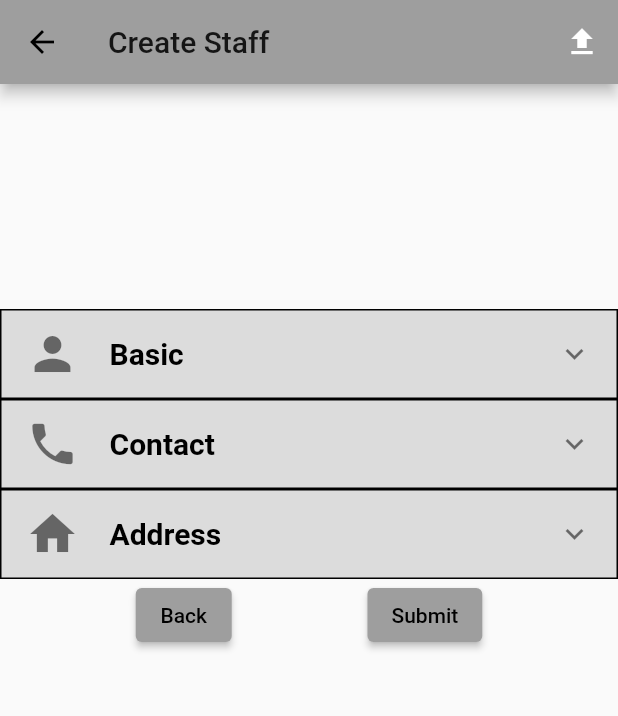
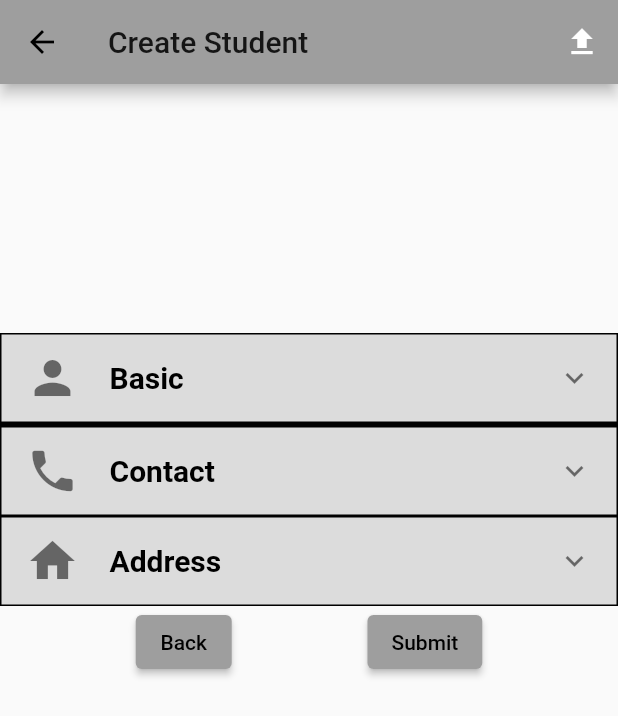
Before and after one commit to sahana-drusti/master, a Flutter app: the CreateStaff screen opened directly, after a tap on "Submit", on a phone screen of 412 x 824 dp. Shown: the top 716 px of the screen. Run offline on Flutter 3.47's test engine with Material 2 defaults, Android fonts, the phone set to English and light mode, and no system bars; our stand-ins replace email_validator, shared_preferences; accounts and stored records are empty; network calls fail.

Commit message:
APPDRUSTI-22

```diff
--- a/lib/CreateStaff.dart
+++ b/lib/CreateStaff.dart
@@ -1,7 +1,10 @@
+import 'dart:convert';
+
+import 'package:flutter/cupertino.dart';
 import 'package:flutter/material.dart';
-import 'package:flutter/cupertino.dart';
 import 'package:email_validator/email_validator.dart';
-import 'package:table_calendar/table_calendar.dart';
+import 'package:http/http.dart' as http;
+import 'package:shared_preferences/shared_preferences.dart';
 
 class CreateStaff extends StatefulWidget {
   @override
@@ -11,13 +14,24 @@ class CreateStaff extends StatefulWidget {
 class CreateStaffState extends State<CreateStaff> {
   final _formKey = GlobalKey<FormState>();
   final _formKey1 = GlobalKey<FormState>();
+  TextEditingController regNumberCtrlr = TextEditingController();
+  TextEditingController firstNameCtrlr = TextEditingController();
+  TextEditingController middleNameCtrlr = TextEditingController();
+  TextEditingController classNameCtrlr = TextEditingController();
+  TextEditingController fatherNameCtrlr = TextEditingController();
+  TextEditingController fOccupationCtrlr = TextEditingController();
+  TextEditingController mOccupationCtrlr = TextEditingController();
+  TextEditingController motherNameCtrlr = TextEditingController();
+  TextEditingController phone1Ctrlr = TextEditingController();
+  TextEditingController phone2Ctrlr = TextEditingController();
+  TextEditingController email1Ctrlr = TextEditingController();
+  TextEditingController email2Ctrlr = TextEditingController();
+  String gender = "Male";
+
   int val = 1;
   bool validPhoneNo = true;
   bool validEmail = true;
-  bool validParentForm = false;
-  bool validBasicForm = false;
-  bool validContactForm = false;
-  bool validAddressForm = false;
+  bool createSStaff = true;
   bool validRegNo = true;
   bool address_Value = false;
   String radioItem = '';
@@ -101,12 +115,13 @@ class CreateStaffState extends State<CreateStaff> {
   TextEditingController pAddressLine1Controller = TextEditingController();
   TextEditingController pAddressLine2Controller = TextEditingController();
   TextEditingController pZipCodeController = TextEditingController();
-
+  TextEditingController lastNameCtrlr = TextEditingController();
   @override
   Widget build(BuildContext context) {
+
     return Scaffold(
         appBar: AppBar(
-          title: new Text("Create Staff"),
+          title: new Text("Create Student"),
           actions: <Widget>[
             IconButton(
                 icon: Icon(
@@ -114,82 +129,18 @@ class CreateStaffState extends State<CreateStaff> {
                   color: Colors.white,
                 ),
                 onPressed: () {
-                  Dialog errorDialog = Dialog(
-                    shape: RoundedRectangleBorder(
-                        borderRadius:
-                        BorderRadius.circular(12.0)), //this right here
-                    child: Container(
-                      height: 300.0,
-                      width: 600.0,
-                      child: Column(
-                        mainAxisAlignment: MainAxisAlignment.center,
-                        children: <Widget>[
-                          Padding(
-                            padding: EdgeInsets.all(15.0),
-                            child: Text(
-                              'Choose files to Upload',
-                              style: TextStyle(color: Colors.red),
-                            ),
-                          ),
-                          Padding(
-                            padding: EdgeInsets.only(
-                                top: 10.0, bottom: 10.0, left: 60, right: 60),
-                            child: TextFormField(
-                              controller: addressLine2Controller,
-                              decoration: new InputDecoration(
-                                isDense: true,
-                                contentPadding: new EdgeInsets.symmetric(
-                                    vertical: 10.0, horizontal: 10.0),
-                                border: OutlineInputBorder(
-                                    borderRadius: BorderRadius.circular(32.0)),
-                                focusedBorder: OutlineInputBorder(
-                                  borderSide: BorderSide(
-                                      color: Colors.black, width: 1.0),
-                                ),
-                                enabledBorder: OutlineInputBorder(
-                                  borderSide: BorderSide(
-                                      color: Colors.black, width: 1.0),
-                                ),
-                                hintText: 'Choose file to Upload',
-                                labelText: 'Choose file to Upload',
-                              ),
-                              validator: (val) {
-                                if (val == null || val.isEmpty) {
-                                  return 'Please select a file';
-                                }
-                              },
-                            ),
-                          ),
-                          ElevatedButton(
-                              onPressed: () {},
-                              child: Text(
-                                'Browse!',
-                                style: TextStyle(
-                                    color: Colors.white, fontSize: 18.0),
-                              )),
-                          ElevatedButton(
-                              onPressed: () {
-                                Navigator.of(context).pop();
-                              },
-                              child: Text(
-                                'UPLOAD!',
-                                style: TextStyle(
-                                    color: Colors.white, fontSize: 18.0),
-                              ))
-                        ],
-                      ),
-                    ),
-                  );
-                  showDialog(
-                      context: context,
-                      builder: (BuildContext context) => errorDialog);
+                  showUploadPopUp();
                 })
           ],
         ),
-        body: Form(
+        body:
+        Form(
             key: _formKey,
             child: SingleChildScrollView(
               child: Column(children: [
+                Container(
+                  child: createSStaff?Text(''):Text('Error creating Staff',style: TextStyle(color: Colors.red),),
+                ),
                 SizedBox(height: 150),
                 Container(
                   decoration: BoxDecoration(
@@ -199,6 +150,7 @@ class CreateStaffState extends State<CreateStaff> {
                         width: 1,
                       )),
                   child: ExpansionTile(
+                    maintainState: true,
                     title: Text(
                       "Basic",
                       style: TextStyle(
@@ -211,15 +163,11 @@ class CreateStaffState extends State<CreateStaff> {
                       size: 36.0,
                     ),
                     children: <Widget>[
-                      Container(
-                        child: validBasicForm
-                            ? Text('Some fields are Missing')
-                            : Text(''),
-                      ),
                       Padding(
                           padding: EdgeInsets.only(
                               bottom: 6.0, left: 60, right: 60, top: 10),
                           child: TextFormField(
+                            controller: regNumberCtrlr,
                             onChanged: (value) {
                               RegExp exp = RegExp(r'^[a-zA-Z0-9]+$');
                               if (!exp.hasMatch(value)) {
@@ -274,6 +222,7 @@ class CreateStaffState extends State<CreateStaff> {
                               hintText: 'First Name',
                               labelText: "First name",
                             ),
+                            controller: firstNameCtrlr,
                             validator: (val) {
                               if (val == null || val.isEmpty) {
                                 return 'Please enter First Name';
@@ -300,6 +249,7 @@ class CreateStaffState extends State<CreateStaff> {
                               hintText: 'Middle Name',
                               labelText: "Middle Name",
                             ),
+                            controller: middleNameCtrlr,
                             validator: (val) {
                               if (val == null || val.isEmpty) {
                                 return 'Please enter Middle Name';
@@ -326,6 +276,7 @@ class CreateStaffState extends State<CreateStaff> {
                               hintText: 'Last Name',
                               labelText: "Last Name",
                             ),
+                            controller: lastNameCtrlr,
                             validator: (val) {
                               if (val == null || val.isEmpty) {
                                 return 'Please enter Last Name';
@@ -352,6 +303,7 @@ class CreateStaffState extends State<CreateStaff> {
                               hintText: 'Class',
                               labelText: "Class",
                             ),
+                            controller: classNameCtrlr,
                             validator: (val) {
                               if (val == null || val.isEmpty) {
                                 return 'Please enter Class';
@@ -397,11 +349,11 @@ class CreateStaffState extends State<CreateStaff> {
                       ListTile(
                         title: Text("Male"),
                         leading: Radio(
-                          value: 1,
-                          groupValue: val,
+                          value: "Male",
+                          groupValue: gender,
                           onChanged: (value) {
                             setState(() {
-                              val = 1;
+                              gender = value.toString();
                             });
                           },
                           activeColor: Colors.black,
@@ -410,30 +362,28 @@ class CreateStaffState extends State<CreateStaff> {
                       ListTile(
                         title: Text("Female"),
                         leading: Radio(
-                          value: 2,
-                          groupValue: val,
+                          value: "Female",
+                          groupValue: gender,
                           onChanged: (value) {
                             setState(() {
-                              val = 2;
+                              gender = value.toString();
                             });
                           },
                           activeColor: Colors.black,
                         ),
                       ),
-                      ElevatedButton(
-                        onPressed: () {
-                          if ((_formKey.currentState!.validate() || true)) {
-                            setState(() {
-                              validBasicForm = true;
-                            });
-                          }
-                        },
-                        child: Text('Save'),
-                      ),
                     ],
                   ),
                 ),
+                Container(
+                  decoration: BoxDecoration(
+                      color: Colors.black12,
+                      border: Border.all(
+                        color: Colors.black,
+                        width: 1,
+                      )),
 
+                ),
                 Container(
                   decoration: BoxDecoration(
                       color: Colors.black12,
@@ -442,6 +392,7 @@ class CreateStaffState extends State<CreateStaff> {
                         width: 1,
                       )),
                   child: ExpansionTile(
+                      maintainState: true,
                       title: Text(
                         'Contact',
                         style: TextStyle(
@@ -454,11 +405,6 @@ class CreateStaffState extends State<CreateStaff> {
                         size: 36.0,
                       ),
                       children: <Widget>[
-                        Container(
-                          child: validContactForm
-                              ? Text('Some fields are Missing')
-                              : Text(''),
-                        ),
                         Padding(
                             padding: EdgeInsets.only(
                                 bottom: 6.0, left: 60, right: 60, top: 10),
@@ -490,6 +436,7 @@ class CreateStaffState extends State<CreateStaff> {
                                   ),
                                   hintText: 'Phone Number ',
                                   labelText: "Phone Number"),
+                              controller: phone1Ctrlr,
                               validator: (val) {
                                 if (val == null || val.isEmpty) {
                                   return 'Please enter Phone number';
@@ -529,7 +476,10 @@ class CreateStaffState extends State<CreateStaff> {
                                 ),
                                 hintText: 'Phone Number-2',
                                 labelText: "Phone Number-2"),
-                            )),
+                            controller: phone2Ctrlr,
+                          ),
+
+                        ),
                         Padding(
                             padding: EdgeInsets.only(
                                 bottom: 6.0, left: 60, right: 60, top: 10),
@@ -548,6 +498,7 @@ class CreateStaffState extends State<CreateStaff> {
                                   ),
                                   hintText: 'E-Mail Address',
                                   labelText: "E-mail."),
+                              controller: email1Ctrlr,
                               validator: (val) {
                                 if (val == null || val.isEmpty) {
                                   return 'Please enter Email';
@@ -581,16 +532,8 @@ class CreateStaffState extends State<CreateStaff> {
                                 ),
                                 hintText: 'E-Mail Address 2',
                                 labelText: "E-mail 2."),
-                            )),
-                        ElevatedButton(
-                          onPressed: () {
-                            if ((_formKey.currentState!.validate() || true)) {
-                              setState(() {
-                                validContactForm = true;
-                              });
-                            }
-                          },
-                          child: Text('Save'),
+                            controller: email2Ctrlr,
+                          ),
                         ),
                       ]),
                 ),
@@ -602,6 +545,7 @@ class CreateStaffState extends State<CreateStaff> {
                         width: 1,
                       )),
                   child: ExpansionTile(
+                      maintainState: true,
                       title: Text(
                         'Address',
                         style: TextStyle(
@@ -614,11 +558,6 @@ class CreateStaffState extends State<CreateStaff> {
                         size: 36.0,
                       ),
                       children: <Widget>[
-                        Container(
-                          child: validAddressForm
-                              ? Text('Some fields are Missing')
-                              : Text(''),
-                        ),
                         ListTile(
                           title: Text("Current"),
                           leading: Radio(
@@ -666,16 +605,6 @@ class CreateStaffState extends State<CreateStaff> {
                               ? createAddressForm(true)
                               : createAddressForm(false),
                         ),
-                        ElevatedButton(
-                          onPressed: () {
-                            if ((_formKey1.currentState!.validate() || true)) {
-                              setState(() {
-                                validAddressForm = true;
-                              });
-                            }
-                          },
-                          child: Text('Save'),
-                        ),
                       ]),
                 ),
                 Row(
@@ -688,7 +617,13 @@ class CreateStaffState extends State<CreateStaff> {
                       child: Text('Back'),
                     ),
                     ElevatedButton(
-                      onPressed: () {},
+                      onPressed: () {
+                        setState(() {
+                          createStaff();
+
+                        });
+
+                      },
                       child: Text('Submit'),
                     ),
                   ],
@@ -950,7 +885,7 @@ class CreateStaffState extends State<CreateStaff> {
     final newDate = await showDatePicker(
       context: context,
       initialDate: date,
-      firstDate: DateTime(initialDate.year),
+      firstDate: DateTime(initialDate.year-30),
       lastDate: DateTime(initialDate.year + 5),
     );
     if (newDate == null) return;
@@ -959,4 +894,123 @@ class CreateStaffState extends State<CreateStaff> {
       dateController.value = TextEditingValue(text: getDate());
     });
   }
+
+  Future<void> createStaff() async {
+    bool createSuccess = true;
+    String url = "http://localhost:3000/faculty/";
+    SharedPreferences localStorage = await SharedPreferences.getInstance();
+    final response = await http.post(
+      Uri.parse(url),
+      headers: <String, String>{
+        'Content-Type': 'application/json; charset=UTF-8',
+      },
+      body: jsonEncode(<String, String>{
+        "firstName": firstNameCtrlr.text.toString(),
+        "lastName": lastNameCtrlr.text.toString(),
+        "middleName": middleNameCtrlr.text.toString(),
+        "dob": dateController.text.toString(),
+        "gender": gender,
+        "class": classNameCtrlr.text.toString(),
+        "userId": localStorage.getString('token')!,
+        "religion": religionValue,
+        "phone1": phone1Ctrlr.text.toString(),
+        "phone2": phone2Ctrlr.text.toString(),
+        "email1":email1Ctrlr.text.toString(),
+        "email2": email2Ctrlr.text.toString(),
+        "addressLine1": addressLine1Controller.text.toString(),
+        "addressLine2": addressLine2Controller.text.toString(),
+        "taluk":talukValue,
+        "district":districtValue,
+        "state": stateValue,
+        "country": countryValue,
+        "zipCode": zipCodeController.text.toString(),
+        "pAddressLine1": pAddressLine1Controller.text.toString(),
+        "pAddressLine2": pAddressLine2Controller.text.toString(),
+        "pTaluk":pTalukValue,
+        "pDistrict":pDistrictValue,
+        "pState": pStateValue,
+        "pCountry": pCountryValue,
+        "pZipCode": pZipCodeController.text.toString(),
+
+      }),
+    );
+    if(response.statusCode != 200){
+      createSStaff = false;
+      throw Exception("error creating Student");
     }
+  }
+
+  Widget showUploadPopUp() {
+    Dialog errorDialog = Dialog(
+      shape: RoundedRectangleBorder(
+          borderRadius:
+          BorderRadius.circular(12.0)), //this right here
+      child: Container(
+        height: 300.0,
+        width: 600.0,
+        child: Column(
+          mainAxisAlignment: MainAxisAlignment.center,
+          children: <Widget>[
+            Padding(
+              padding: EdgeInsets.all(15.0),
+              child: Text(
+                'Choose files to Upload',
+                style: TextStyle(color: Colors.red),
+              ),
+            ),
+            Padding(
+              padding: EdgeInsets.only(
+                  top: 10.0, bottom: 10.0, left: 60, right: 60),
+              child: TextFormField(
+                controller: addressLine2Controller,
+                decoration: new InputDecoration(
+                  isDense: true,
+                  contentPadding: new EdgeInsets.symmetric(
+                      vertical: 10.0, horizontal: 10.0),
+                  border: OutlineInputBorder(
+                      borderRadius: BorderRadius.circular(32.0)),
+                  focusedBorder: OutlineInputBorder(
+                    borderSide: BorderSide(
+                        color: Colors.black, width: 1.0),
+                  ),
+                  enabledBorder: OutlineInputBorder(
+                    borderSide: BorderSide(
+                        color: Colors.black, width: 1.0),
+                  ),
+                  hintText: 'Choose file to Upload',
+                  labelText: 'Choose file to Upload',
+                ),
+                validator: (val) {
+                  if (val == null || val.isEmpty) {
+                    return 'Please select a file';
+                  }
+                },
+              ),
+            ),
+            ElevatedButton(
+                onPressed: () {},
+                child: Text(
+                  'Browse!',
+                  style: TextStyle(
+                      color: Colors.white, fontSize: 18.0),
+                )),
+            ElevatedButton(
+                onPressed: () {
+                  Navigator.of(context).pop();
+                },
+                child: Text(
+                  'UPLOAD!',
+                  style: TextStyle(
+                      color: Colors.white, fontSize: 18.0),
+                ))
+          ],
+        ),
+      ),
+    );
+    showDialog(
+        context: context,
+        builder: (BuildContext context) => errorDialog);
+    return errorDialog;
+  }
+
+}
--- a/lib/CreateStudent.dart
+++ b/lib/CreateStudent.dart
@@ -1101,7 +1101,7 @@ class CreateStudentState extends State<CreateStudent> {
         "firstName": firstNameCtrlr.text.toString(),
         "lastName": lastNameCtrlr.text.toString(),
         "middleName": middleNameCtrlr.text.toString(),
-        "DOB": dateController.text.toString(),
+        "dob": dateController.text.toString(),
         "gender": gender,
         "class": classNameCtrlr.text.toString(),
         "userId": localStorage.getString('token')!,
--- a/lib/LoginAndRegistration.dart
+++ b/lib/LoginAndRegistration.dart
@@ -90,7 +90,7 @@ class LoginAndRegisterationPageState extends State {
                 },
               ),
               Container(
-                child: this.usergetSuccess?Text('Error Fetching User',style: TextStyle(color: Colors.red),):Text(''),
+                child: this.usergetSuccess?Text(''):Text('Error Fetching User',style: TextStyle(color: Colors.red),),
               ),
               Container(
                   margin: EdgeInsetsDirectional.only(
@@ -223,7 +223,7 @@ class LoginAndRegisterationPageState extends State {
                 },
               ),
               Container(
-                child: this.userCreateSuccess?Text('Error Creating User',style: TextStyle(color: Colors.red),):Text(''),
+                child: this.userCreateSuccess?Text(''):Text('Error Creating User',style: TextStyle(color: Colors.red),),
               ),
               Container(
                   margin: EdgeInsetsDirectional.only(
```
Lines whose indentation alone changed are shown as unchanged.
